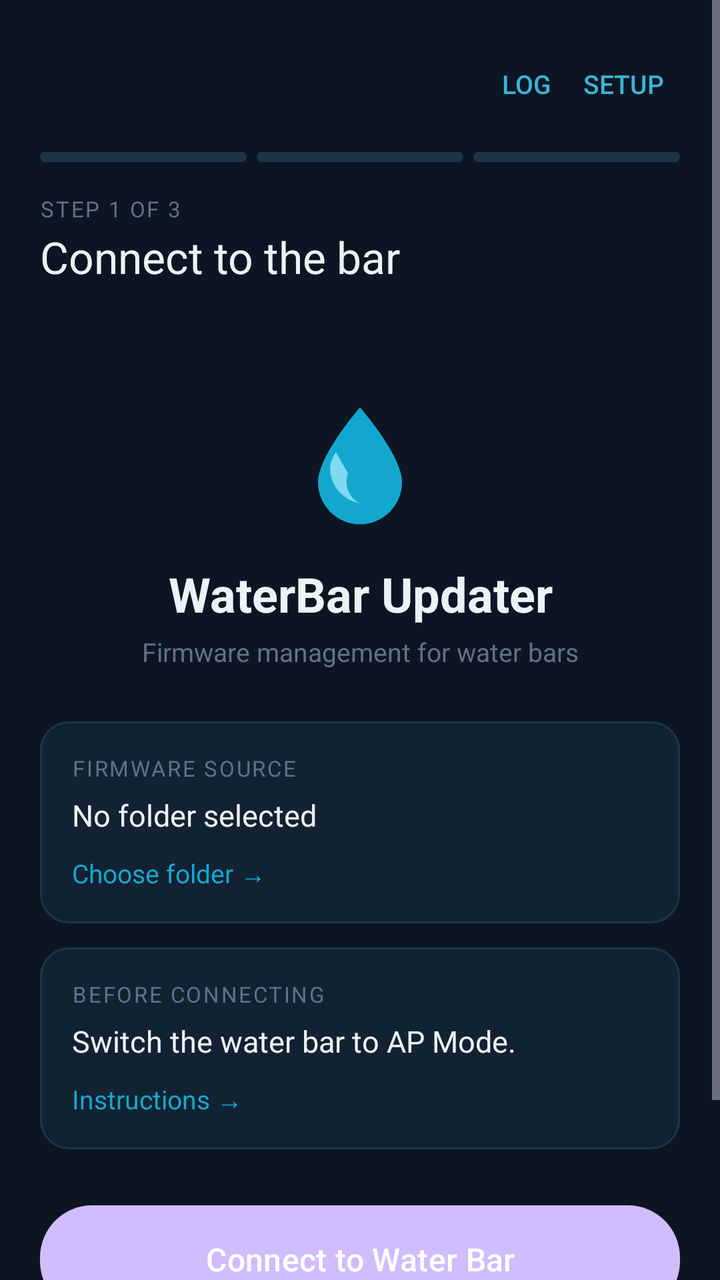
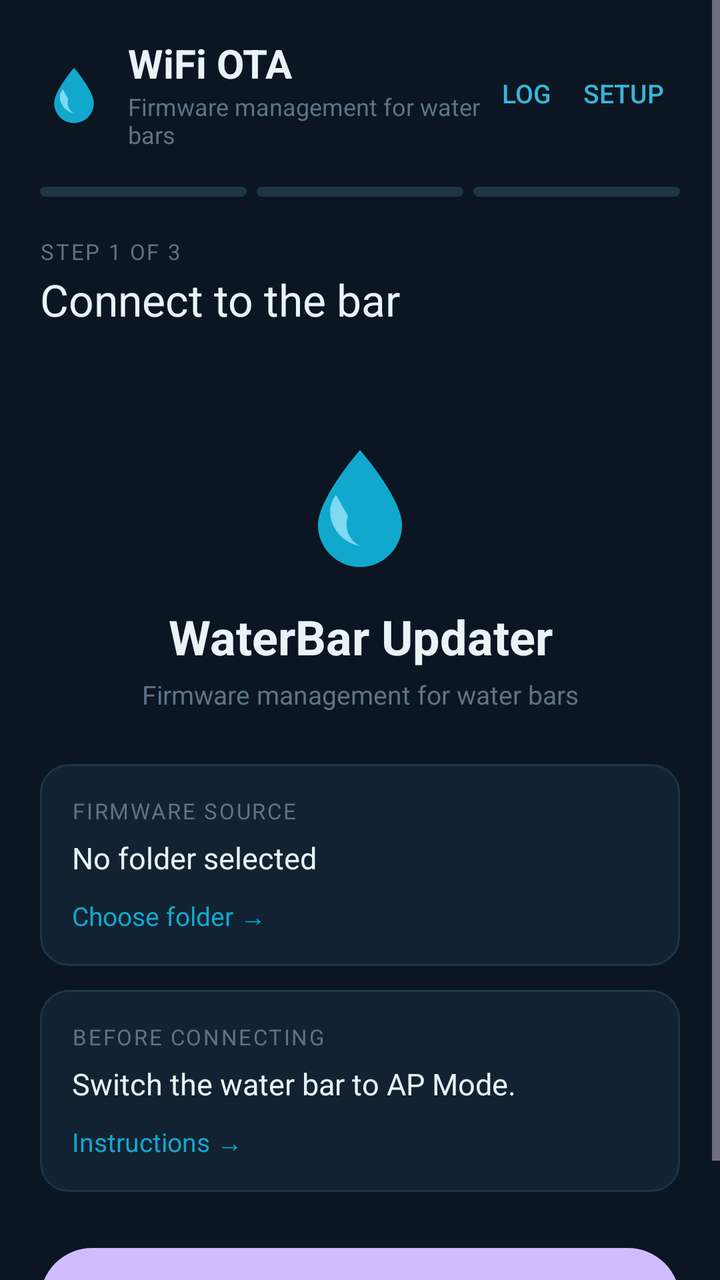

Screens rendered from an Android XML layout before and after an edit, with the pre-edit source and the edit as a unified diff.
<!-- AndroidManifest.xml: application theme Theme.Material3.Dark.NoActionBar -->
<!-- res/layout/activity_main.xml -->
<?xml version="1.0" encoding="utf-8"?>
<ScrollView xmlns:android="http://schemas.android.com/apk/res/android"
    android:layout_width="match_parent"
    android:layout_height="match_parent"
    android:background="@color/app_background"
    android:fillViewport="true">

    <LinearLayout
        android:layout_width="match_parent"
        android:layout_height="wrap_content"
        android:orientation="vertical"
        android:paddingStart="20dp"
        android:paddingEnd="20dp"
        android:paddingTop="18dp"
        android:paddingBottom="28dp">

        <LinearLayout
            android:layout_width="match_parent"
            android:layout_height="wrap_content"
            android:gravity="center_vertical"
            android:orientation="horizontal">

            <TextView
                android:layout_width="0dp"
                android:layout_height="wrap_content"
                android:layout_weight="1"
                android:text=""
                android:textColor="@color/text_primary"
                android:textSize="16sp" />

            <Button
                android:id="@+id/logButton"
                style="?android:attr/borderlessButtonStyle"
                android:layout_width="wrap_content"
                android:layout_height="wrap_content"
                android:minWidth="0dp"
                android:paddingStart="8dp"
                android:paddingEnd="8dp"
                android:text="Log"
                android:textColor="@color/helper_blue"
                android:textSize="13sp" />

            <Button
                android:id="@+id/settingsButton"
                style="?android:attr/borderlessButtonStyle"
                android:layout_width="wrap_content"
                android:layout_height="wrap_content"
                android:minWidth="0dp"
                android:paddingStart="8dp"
                android:paddingEnd="8dp"
                android:text="Setup"
                android:textColor="@color/helper_blue"
                android:textSize="13sp" />
        </LinearLayout>

        <LinearLayout
            android:layout_width="match_parent"
            android:layout_height="wrap_content"
            android:layout_marginTop="10dp"
            android:orientation="horizontal">

            <View
                android:id="@+id/bar1"
                android:layout_width="0dp"
                android:layout_height="5dp"
                android:layout_marginEnd="5dp"
                android:layout_weight="1"
                android:background="@drawable/bg_step" />

            <View
                android:id="@+id/bar2"
                android:layout_width="0dp"
                android:layout_height="5dp"
                android:layout_marginEnd="5dp"
                android:layout_weight="1"
                android:background="@drawable/bg_step" />

            <View
                android:id="@+id/bar3"
                android:layout_width="0dp"
                android:layout_height="5dp"
                android:layout_weight="1"
                android:background="@drawable/bg_step" />
        </LinearLayout>

        <TextView
            android:id="@+id/stepCounter"
            android:layout_width="wrap_content"
            android:layout_height="wrap_content"
            android:layout_marginTop="16dp"
            android:letterSpacing="0.08"
            android:text="STEP 1 OF 3"
            android:textColor="@color/text_muted"
            android:textSize="11sp" />

        <TextView
            android:id="@+id/stepTitle"
            android:layout_width="wrap_content"
            android:layout_height="wrap_content"
            android:layout_marginTop="2dp"
            android:text="Connect to the bar"
            android:textColor="@color/text_primary"
            android:textSize="22sp" />

        <TextView
            android:id="@+id/stepHint"
            android:layout_width="match_parent"
            android:layout_height="wrap_content"
            android:layout_marginTop="6dp"
            android:text=""
            android:textColor="@color/text_secondary"
            android:textSize="13sp" />

        <LinearLayout
            android:id="@+id/step1"
            android:layout_width="match_parent"
            android:layout_height="wrap_content"
            android:layout_marginTop="10dp"
            android:orientation="vertical">

            <ImageView
                android:layout_width="72dp"
                android:layout_height="72dp"
                android:layout_gravity="center_horizontal"
                android:layout_marginTop="18dp"
                android:contentDescription="@string/app_name"
                android:src="@drawable/ic_drop" />

            <TextView
                android:layout_width="match_parent"
                android:layout_height="wrap_content"
                android:layout_marginTop="14dp"
                android:gravity="center"
                android:text="WaterBar Updater"
                android:textColor="@color/text_primary"
                android:textSize="24sp"
                android:textStyle="bold" />

            <TextView
                android:layout_width="match_parent"
                android:layout_height="wrap_content"
                android:layout_marginTop="4dp"
                android:gravity="center"
                android:text="Firmware management for water bars"
                android:textColor="@color/text_muted"
                android:textSize="13sp" />

            <LinearLayout
                android:layout_width="match_parent"
                android:layout_height="wrap_content"
                android:layout_marginTop="26dp"
                android:background="@drawable/bg_card"
                android:orientation="vertical"
                android:padding="16dp">

                <TextView
                    android:layout_width="wrap_content"
                    android:layout_height="wrap_content"
                    android:letterSpacing="0.08"
                    android:text="FIRMWARE SOURCE"
                    android:textColor="@color/text_muted"
                    android:textSize="11sp" />

                <TextView
                    android:id="@+id/folderStatus"
                    android:layout_width="match_parent"
                    android:layout_height="wrap_content"
                    android:layout_marginTop="6dp"
                    android:text="No folder selected"
                    android:textColor="@color/text_primary"
                    android:textSize="15sp" />

                <TextView
                    android:id="@+id/folderLink"
                    android:layout_width="wrap_content"
                    android:layout_height="wrap_content"
                    android:layout_marginTop="10dp"
                    android:text="Choose folder →"
                    android:textColor="@color/accent"
                    android:textSize="13sp" />
            </LinearLayout>

            <LinearLayout
                android:layout_width="match_parent"
                android:layout_height="wrap_content"
                android:layout_marginTop="12dp"
                android:background="@drawable/bg_card"
                android:orientation="vertical"
                android:padding="16dp">

                <TextView
                    android:layout_width="wrap_content"
                    android:layout_height="wrap_content"
                    android:letterSpacing="0.08"
                    android:text="BEFORE CONNECTING"
                    android:textColor="@color/text_muted"
                    android:textSize="11sp" />

                <TextView
                    android:layout_width="match_parent"
                    android:layout_height="wrap_content"
                    android:layout_marginTop="6dp"
                    android:text="Switch the water bar to AP Mode."
                    android:textColor="@color/text_primary"
                    android:textSize="15sp" />

                <TextView
                    android:id="@+id/instructionsLink"
                    android:layout_width="wrap_content"
                    android:layout_height="wrap_content"
                    android:layout_marginTop="10dp"
                    android:text="Instructions →"
                    android:textColor="@color/accent"
                    android:textSize="13sp" />
            </LinearLayout>

            <Button
                android:id="@+id/searchButton"
                android:layout_width="match_parent"
                android:layout_height="54dp"
                android:layout_marginTop="28dp"
                android:background="@drawable/bg_button_primary"
                android:text="Connect to Water Bar"
                android:textColor="#FFFFFF"
                android:textSize="16sp" />

            <Button
                android:id="@+id/pingButton"
                android:layout_width="match_parent"
                android:layout_height="50dp"
                android:layout_marginTop="10dp"
                android:background="@drawable/bg_button_ghost"
                android:enabled="false"
                android:text="Check connection"
                android:textColor="@color/text_primary"
                android:textSize="15sp" />
        </LinearLayout>

        <LinearLayout
            android:id="@+id/step2"
            android:layout_width="match_parent"
            android:layout_height="wrap_content"
            android:layout_marginTop="22dp"
            android:orientation="vertical"
            android:visibility="gone">

            <Button
                android:id="@+id/folderButton"
                android:layout_width="match_parent"
                android:layout_height="48dp"
                android:background="@drawable/bg_button_ghost"
                android:text="Firmware folder"
                android:textColor="@color/text_primary"
                android:textSize="14sp" />

            <Button
                android:id="@+id/hmiButton"
                android:layout_width="match_parent"
                android:layout_height="56dp"
                android:layout_marginTop="14dp"
                android:background="@drawable/bg_button_primary"
                android:enabled="false"
                android:text="HMI"
                android:textAlignment="viewStart"
                android:textColor="#FFFFFF"
                android:textSize="14sp" />

            <Button
                android:id="@+id/addonButton"
                android:layout_width="match_parent"
                android:layout_height="56dp"
                android:layout_marginTop="10dp"
                android:background="@drawable/bg_button_primary"
                android:enabled="false"
                android:text="ADDON"
                android:textAlignment="viewStart"
                android:textColor="#FFFFFF"
                android:textSize="14sp" />

            <Button
                android:id="@+id/rcButton"
                android:layout_width="match_parent"
                android:layout_height="56dp"
                android:layout_marginTop="10dp"
                android:background="@drawable/bg_button_primary"
                android:enabled="false"
                android:text="RC"
                android:textAlignment="viewStart"
                android:textColor="#FFFFFF"
                android:textSize="14sp" />
        </LinearLayout>

        <LinearLayout
            android:id="@+id/step3"
            android:layout_width="match_parent"
            android:layout_height="wrap_content"
            android:layout_marginTop="22dp"
            android:orientation="vertical"
            android:visibility="gone">

            <LinearLayout
                android:layout_width="match_parent"
                android:layout_height="wrap_content"
                android:background="@drawable/bg_card"
                android:orientation="vertical"
                android:padding="16dp">

                <TextView
                    android:id="@+id/summary"
                    android:layout_width="match_parent"
                    android:layout_height="wrap_content"
                    android:fontFamily="monospace"
                    android:text=""
                    android:textColor="@color/text_primary"
                    android:textSize="13sp" />

                <ProgressBar
                    android:id="@+id/uploadBar"
                    style="?android:attr/progressBarStyleHorizontal"
                    android:layout_width="match_parent"
                    android:layout_height="8dp"
                    android:layout_marginTop="16dp"
                    android:max="100"
                    android:progress="0"
                    android:progressTint="@color/accent"
                    android:visibility="invisible" />

                <TextView
                    android:id="@+id/progressText"
                    android:layout_width="match_parent"
                    android:layout_height="wrap_content"
                    android:layout_marginTop="8dp"
                    android:text=""
                    android:textColor="@color/text_secondary"
                    android:textSize="12sp" />
            </LinearLayout>

            <LinearLayout
                android:layout_width="match_parent"
                android:layout_height="wrap_content"
                android:layout_marginTop="14dp"
                android:background="@drawable/bg_card"
                android:orientation="vertical"
                android:padding="14dp">

                <TextView
                    android:layout_width="match_parent"
                    android:layout_height="wrap_content"
                    android:text="Keep the app open and the bar powered during the update."
                    android:textColor="@color/warn"
                    android:textSize="12sp" />
            </LinearLayout>

            <Button
                android:id="@+id/flashButton"
                android:layout_width="match_parent"
                android:layout_height="52dp"
                android:layout_marginTop="16dp"
                android:background="@drawable/bg_button_primary"
                android:text="Flash"
                android:textColor="#FFFFFF"
                android:textSize="15sp" />
        </LinearLayout>

        <Button
            android:id="@+id/backButton"
            style="?android:attr/borderlessButtonStyle"
            android:layout_width="wrap_content"
            android:layout_height="wrap_content"
            android:layout_marginTop="10dp"
            android:text="Back"
            android:textColor="@color/helper_blue"
            android:visibility="gone" />
    </LinearLayout>
</ScrollView>
<!-- resources referenced by this layout -->
<resources>
  <color name="accent">#12A8CE</color>
  <color name="app_background">#0B1622</color>
  <color name="helper_blue">#3BB4D8</color>
  <color name="text_muted">#5E7386</color>
  <color name="text_primary">#E9F3F8</color>
  <color name="text_secondary">#8FA8B8</color>
  <color name="warn">#E39A2B</color>
  <!-- drawable bg_button_ghost (drawable) -->
  <?xml version="1.0" encoding="utf-8"?>
  <selector xmlns:android="http://schemas.android.com/apk/res/android">
      <item android:state_enabled="false">
          <shape android:shape="rectangle">
              <solid android:color="#0F1E2B" />
              <stroke android:width="1dp" android:color="#16303F" />
              <corners android:radius="26dp" />
          </shape>
      </item>
      <item>
          <shape android:shape="rectangle">
              <solid android:color="#12202E" />
              <stroke android:width="1dp" android:color="@color/accent" />
              <corners android:radius="26dp" />
          </shape>
      </item>
  </selector>
  <!-- drawable bg_button_primary (drawable) -->
  <?xml version="1.0" encoding="utf-8"?>
  <selector xmlns:android="http://schemas.android.com/apk/res/android">
      <item android:state_enabled="false">
          <shape android:shape="rectangle">
              <solid android:color="#16303F" />
              <corners android:radius="26dp" />
          </shape>
      </item>
      <item>
          <shape android:shape="rectangle">
              <solid android:color="@color/accent" />
              <corners android:radius="26dp" />
          </shape>
      </item>
  </selector>
  <!-- drawable bg_card (drawable) -->
  <?xml version="1.0" encoding="utf-8"?>
  <shape xmlns:android="http://schemas.android.com/apk/res/android"
      android:shape="rectangle">
      <solid android:color="@color/card_background" />
      <stroke android:width="1dp" android:color="@color/card_stroke" />
      <corners android:radius="14dp" />
  </shape>
  <!-- drawable bg_step (drawable) -->
  <?xml version="1.0" encoding="utf-8"?>
  <shape xmlns:android="http://schemas.android.com/apk/res/android"
      android:shape="rectangle">
      <solid android:color="@color/step_idle" />
      <corners android:radius="3dp" />
  </shape>
  <!-- drawable ic_drop (drawable) -->
  <?xml version="1.0" encoding="utf-8"?>
  <vector xmlns:android="http://schemas.android.com/apk/res/android"
      android:width="44dp"
      android:height="44dp"
      android:viewportWidth="48"
      android:viewportHeight="48">
      <path
          android:fillColor="#12A8CE"
          android:pathData="M24,6 C24,6 38,22 38,31 a14,14 0 0 1 -28,0 C10,22 24,6 24,6 Z" />
      <path
          android:fillColor="#7FD9F0"
          android:pathData="M20,28 a8,8 0 0 0 4,10 a12,12 0 0 1 -10,-12 a10,10 0 0 1 2,-5 Z" />
  </vector>
  <string name="app_name">WiFi OTA</string>
  <color name="card_background">#122232</color>
  <color name="card_stroke">#1E3547</color>
  <color name="step_idle">#1E3547</color>
</resources>

<!-- the commit's change to res/layout/activity_main.xml (unified diff, before → after) -->
@@ -14,19 +14,41 @@
         android:paddingTop="18dp"
         android:paddingBottom="28dp">
 
+        
         <LinearLayout
             android:layout_width="match_parent"
             android:layout_height="wrap_content"
             android:gravity="center_vertical"
             android:orientation="horizontal">
 
-            <TextView
+            <ImageView
+                android:layout_width="34dp"
+                android:layout_height="34dp"
+                android:contentDescription="@string/app_name"
+                android:src="@drawable/ic_drop" />
+
+            <LinearLayout
                 android:layout_width="0dp"
                 android:layout_height="wrap_content"
+                android:layout_marginStart="10dp"
                 android:layout_weight="1"
-                android:text=""
-                android:textColor="@color/text_primary"
-                android:textSize="16sp" />
+                android:orientation="vertical">
+
+                <TextView
+                    android:layout_width="wrap_content"
+                    android:layout_height="wrap_content"
+                    android:text="WiFi OTA"
+                    android:textColor="@color/text_primary"
+                    android:textSize="20sp"
+                    android:textStyle="bold" />
+
+                <TextView
+                    android:layout_width="wrap_content"
+                    android:layout_height="wrap_content"
+                    android:text="Firmware management for water bars"
+                    android:textColor="@color/text_muted"
+                    android:textSize="12sp" />
+            </LinearLayout>
 
             <Button
                 android:id="@+id/logButton"
@@ -53,10 +75,11 @@
                 android:textSize="13sp" />
         </LinearLayout>
 
-        <LinearLayout
-            android:layout_width="match_parent"
-            android:layout_height="wrap_content"
-            android:layout_marginTop="10dp"
+        
+        <LinearLayout
+            android:layout_width="match_parent"
+            android:layout_height="wrap_content"
+            android:layout_marginTop="18dp"
             android:orientation="horizontal">
 
             <View
@@ -83,11 +106,17 @@
                 android:background="@drawable/bg_step" />
         </LinearLayout>
 
+        <LinearLayout
+            android:id="@+id/stepHeader"
+            android:layout_width="match_parent"
+            android:layout_height="wrap_content"
+            android:orientation="vertical">
+
         <TextView
             android:id="@+id/stepCounter"
             android:layout_width="wrap_content"
             android:layout_height="wrap_content"
-            android:layout_marginTop="16dp"
+            android:layout_marginTop="20dp"
             android:letterSpacing="0.08"
             android:text="STEP 1 OF 3"
             android:textColor="@color/text_muted"
@@ -110,6 +139,8 @@
             android:text=""
             android:textColor="@color/text_secondary"
             android:textSize="13sp" />
+
+        </LinearLayout>
 
         <LinearLayout
             android:id="@+id/step1"
@@ -145,6 +176,7 @@
                 android:textColor="@color/text_muted"
                 android:textSize="13sp" />
 
+            
             <LinearLayout
                 android:layout_width="match_parent"
                 android:layout_height="wrap_content"
@@ -220,20 +252,12 @@
                 android:layout_height="54dp"
                 android:layout_marginTop="28dp"
                 android:background="@drawable/bg_button_primary"
+                android:backgroundTint="@null"
+                android:stateListAnimator="@null"
                 android:text="Connect to Water Bar"
                 android:textColor="#FFFFFF"
                 android:textSize="16sp" />
 
-            <Button
-                android:id="@+id/pingButton"
-                android:layout_width="match_parent"
-                android:layout_height="50dp"
-                android:layout_marginTop="10dp"
-                android:background="@drawable/bg_button_ghost"
-                android:enabled="false"
-                android:text="Check connection"
-                android:textColor="@color/text_primary"
-                android:textSize="15sp" />
         </LinearLayout>
 
         <LinearLayout
@@ -249,6 +273,8 @@
                 android:layout_width="match_parent"
                 android:layout_height="48dp"
                 android:background="@drawable/bg_button_ghost"
+                android:backgroundTint="@null"
+                android:stateListAnimator="@null"
                 android:text="Firmware folder"
                 android:textColor="@color/text_primary"
                 android:textSize="14sp" />
@@ -259,6 +285,8 @@
                 android:layout_height="56dp"
                 android:layout_marginTop="14dp"
                 android:background="@drawable/bg_button_primary"
+                android:backgroundTint="@null"
+                android:stateListAnimator="@null"
                 android:enabled="false"
                 android:text="HMI"
                 android:textAlignment="viewStart"
@@ -271,6 +299,8 @@
                 android:layout_height="56dp"
                 android:layout_marginTop="10dp"
                 android:background="@drawable/bg_button_primary"
+                android:backgroundTint="@null"
+                android:stateListAnimator="@null"
                 android:enabled="false"
                 android:text="ADDON"
                 android:textAlignment="viewStart"
@@ -283,6 +313,8 @@
                 android:layout_height="56dp"
                 android:layout_marginTop="10dp"
                 android:background="@drawable/bg_button_primary"
+                android:backgroundTint="@null"
+                android:stateListAnimator="@null"
                 android:enabled="false"
                 android:text="RC"
                 android:textAlignment="viewStart"
@@ -290,6 +322,7 @@
                 android:textSize="14sp" />
         </LinearLayout>
 
+        
         <LinearLayout
             android:id="@+id/step3"
             android:layout_width="match_parent"
@@ -357,6 +390,8 @@
                 android:layout_height="52dp"
                 android:layout_marginTop="16dp"
                 android:background="@drawable/bg_button_primary"
+                android:backgroundTint="@null"
+                android:stateListAnimator="@null"
                 android:text="Flash"
                 android:textColor="#FFFFFF"
                 android:textSize="15sp" />
